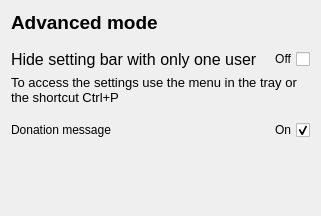
Old version of the form zapzap/view/ui/advanced_page.ui in the repository jmbatistav/zapzap.
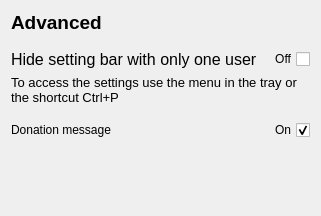
New version of the form.

Commit message: Rename "Advanced mode" to "Advanced"

```diff
--- a/zapzap/view/ui/advanced_page.ui
+++ b/zapzap/view/ui/advanced_page.ui
@@ -26,7 +26,7 @@
       </font>
      </property>
      <property name="text">
-      <string>Advanced mode</string>
+      <string>Advanced</string>
      </property>
     </widget>
    </item>
```
The commit also changes 2 other files.
